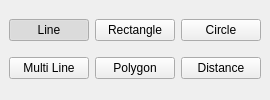
This is ImageRaster/RulerTools.ui in lebenasa/ImageRasterReboot as Qt 5 draws it before an edit. The edited form follows.
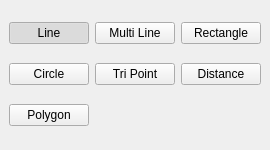
This is the edited form. Icons and pictures are not drawn.

Commit message:
Added two point circle measurement
Reenable tri circle and center-to-center measurement

The edit to the form file:
```diff
--- a/ImageRaster/RulerTools.ui
+++ b/ImageRaster/RulerTools.ui
@@ -7,13 +7,13 @@
     <x>0</x>
     <y>0</y>
     <width>262</width>
-    <height>100</height>
+    <height>150</height>
    </rect>
   </property>
   <property name="maximumSize">
    <size>
     <width>524287</width>
-    <height>100</height>
+    <height>150</height>
    </size>
   </property>
   <property name="windowTitle">
@@ -21,8 +21,14 @@
   </property>
   <widget class="QWidget" name="dockWidgetContents">
    <layout class="QGridLayout" name="gridLayout">
-    <item row="1" column="2">
-     <widget class="QPushButton" name="circle2">
+    <item row="3" column="1">
+     <widget class="QPushButton" name="circle">
+      <property name="sizePolicy">
+       <sizepolicy hsizetype="Maximum" vsizetype="Fixed">
+        <horstretch>0</horstretch>
+        <verstretch>0</verstretch>
+       </sizepolicy>
+      </property>
       <property name="toolTip">
        <string>Calculate distance between two center</string>
       </property>
@@ -30,7 +36,7 @@
        <string>Click three points and another three points to measure</string>
       </property>
       <property name="text">
-       <string>Distance</string>
+       <string>Tri Point</string>
       </property>
       <property name="icon">
        <iconset resource="imageraster.qrc">
@@ -70,46 +76,8 @@
       </property>
      </widget>
     </item>
-    <item row="0" column="1">
-     <widget class="QPushButton" name="rectangle">
-      <property name="sizePolicy">
-       <sizepolicy hsizetype="Maximum" vsizetype="Fixed">
-        <horstretch>0</horstretch>
-        <verstretch>0</verstretch>
-       </sizepolicy>
-      </property>
-      <property name="toolTip">
-       <string>Calculate rectangular area</string>
-      </property>
-      <property name="statusTip">
-       <string>Click and drag to measure</string>
-      </property>
-      <property name="text">
-       <string>Rectangle</string>
-      </property>
-      <property name="icon">
-       <iconset resource="imageraster.qrc">
-        <normaloff>:/Resources/Rectangle.png</normaloff>:/Resources/Rectangle.png</iconset>
-      </property>
-      <property name="checkable">
-       <bool>true</bool>
-      </property>
-     </widget>
-    </item>
-    <item row="0" column="2">
-     <widget class="QPushButton" name="circle">
-      <property name="sizePolicy">
-       <sizepolicy hsizetype="Maximum" vsizetype="Fixed">
-        <horstretch>0</horstretch>
-        <verstretch>0</verstretch>
-       </sizepolicy>
-      </property>
-      <property name="toolTip">
-       <string>Calculate circular area</string>
-      </property>
-      <property name="statusTip">
-       <string>Click three points in scene to measure</string>
-      </property>
+    <item row="3" column="0">
+     <widget class="QPushButton" name="circle3">
       <property name="text">
        <string>Circle</string>
       </property>
@@ -122,7 +90,27 @@
       </property>
      </widget>
     </item>
-    <item row="1" column="1">
+    <item row="3" column="2">
+     <widget class="QPushButton" name="circle2">
+      <property name="toolTip">
+       <string>Calculate distance between two center</string>
+      </property>
+      <property name="statusTip">
+       <string>Click three points and another three points to measure</string>
+      </property>
+      <property name="text">
+       <string>Distance</string>
+      </property>
+      <property name="icon">
+       <iconset resource="imageraster.qrc">
+        <normaloff>:/Resources/TwoCircle.png</normaloff>:/Resources/TwoCircle.png</iconset>
+      </property>
+      <property name="checkable">
+       <bool>true</bool>
+      </property>
+     </widget>
+    </item>
+    <item row="4" column="0">
      <widget class="QPushButton" name="polygon">
       <property name="toolTip">
        <string>Calculate polygonal area</string>
@@ -142,7 +130,7 @@
       </property>
      </widget>
     </item>
-    <item row="1" column="0">
+    <item row="0" column="1">
      <widget class="QPushButton" name="multiline">
       <property name="toolTip">
        <string>Calculate path length</string>
@@ -162,18 +150,31 @@
       </property>
      </widget>
     </item>
-    <item row="0" column="3">
-     <spacer name="horizontalSpacer">
-      <property name="orientation">
-       <enum>Qt::Horizontal</enum>
+    <item row="0" column="2">
+     <widget class="QPushButton" name="rectangle">
+      <property name="sizePolicy">
+       <sizepolicy hsizetype="Maximum" vsizetype="Fixed">
+        <horstretch>0</horstretch>
+        <verstretch>0</verstretch>
+       </sizepolicy>
       </property>
-      <property name="sizeHint" stdset="0">
-       <size>
-        <width>40</width>
-        <height>20</height>
-       </size>
+      <property name="toolTip">
+       <string>Calculate rectangular area</string>
       </property>
-     </spacer>
+      <property name="statusTip">
+       <string>Click and drag to measure</string>
+      </property>
+      <property name="text">
+       <string>Rectangle</string>
+      </property>
+      <property name="icon">
+       <iconset resource="imageraster.qrc">
+        <normaloff>:/Resources/Rectangle.png</normaloff>:/Resources/Rectangle.png</iconset>
+      </property>
+      <property name="checkable">
+       <bool>true</bool>
+      </property>
+     </widget>
     </item>
    </layout>
   </widget>
```
Left out of the diff: 6 changed lines with no effect on the pictures. The commit also changes 8 other files.
